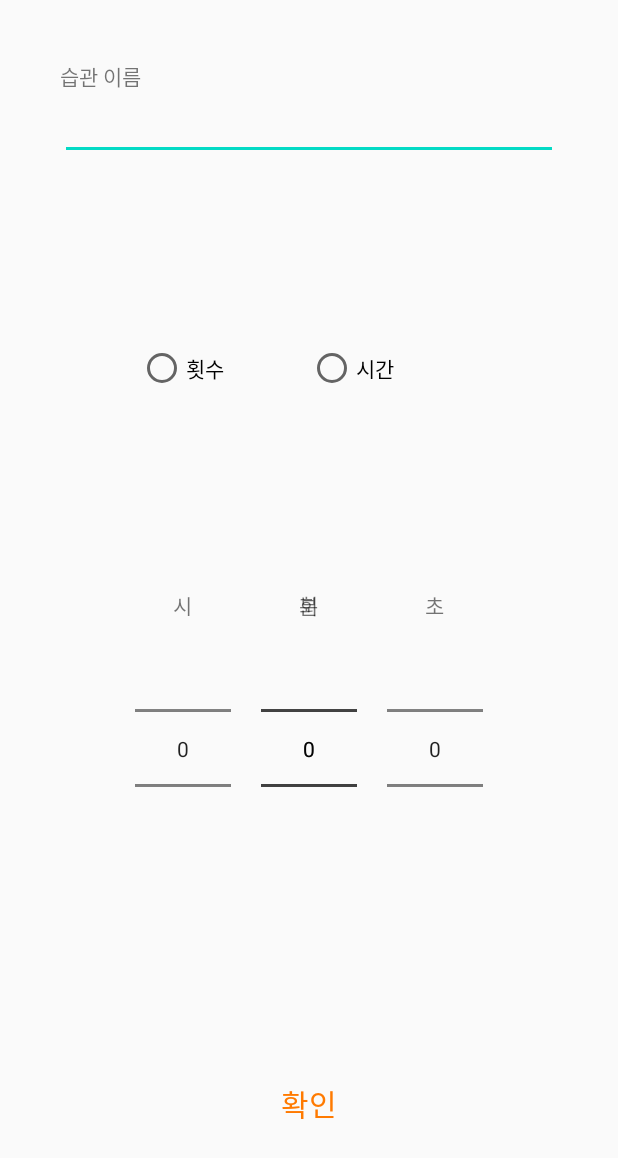
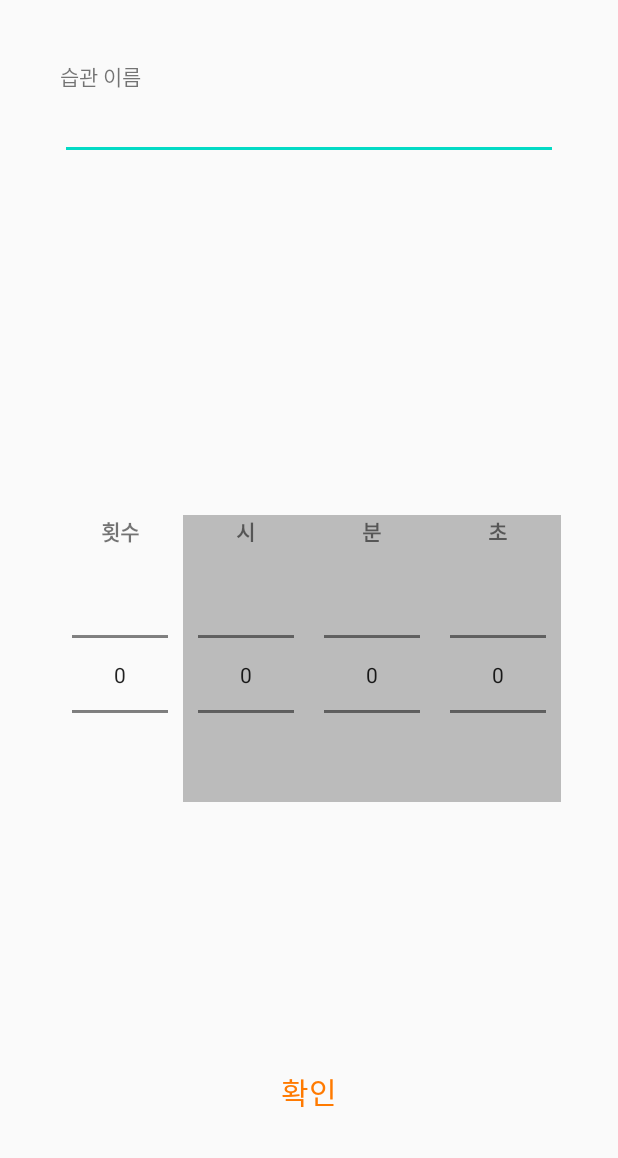
Before and after one commit to keonoh-Jeon/koko_plan, an Android app: the layout add_habbit.xml on its own in the app's theme, with its tools: preview values and no code run, on a phone screen of 412 x 824 dp. Shown: the top 1158 px of the screen. Run offline under Robolectric (Android 15) with nearby library versions, the phone set to English and light mode, and no system bars.

```diff
--- a/app/src/main/AndroidManifest.xml
+++ b/app/src/main/AndroidManifest.xml
@@ -73,6 +73,7 @@
             tools:ignore="LockedOrientationActivity"/>
         <activity
             android:name="com.koko_plan.server.Ranking_list"
+            android:theme="@style/AppTheme.NoActionBar"
             android:screenOrientation="portrait"
             tools:ignore="LockedOrientationActivity" />
 
--- a/app/src/main/res/layout/add_habbit.xml
+++ b/app/src/main/res/layout/add_habbit.xml
@@ -31,83 +31,11 @@
 
         </LinearLayout>
 
-
-
-    <RadioGroup
-        android:id="@+id/rg_counter"
-        android:layout_width="match_parent"
-        android:layout_height="0dp"
-        android:layout_weight="1"
-        android:gravity="center"
-        android:layout_margin="5dp"
-        android:orientation="horizontal">
-
-        <LinearLayout
-            android:layout_width="0dp"
-            android:layout_weight="0.5"
-            android:layout_height="wrap_content"
-            tools:ignore="UselessLeaf" />
-
-
-        <RadioButton
-            android:id="@+id/rbtn_count"
-            android:text="횟수"
-            android:layout_width="0dp"
-            android:layout_weight="1"
-            android:layout_height="wrap_content"
-            tools:ignore="HardcodedText" />
-
-
-        <RadioButton
-            android:id="@+id/rbtn_time"
-            android:text="시간"
-            android:layout_width="0dp"
-            android:layout_weight="1"
-            android:layout_height="wrap_content"
-            tools:ignore="HardcodedText" />
-
-        <LinearLayout
-            android:layout_width="0dp"
-            android:layout_weight="0.5"
-            android:layout_height="wrap_content"
-            tools:ignore="UselessLeaf" />
-    </RadioGroup>
-
     <FrameLayout
         android:layout_width="match_parent"
         android:layout_height="0dp"
         android:gravity="center"
         android:layout_weight="4">
-
-        <LinearLayout
-            android:id="@+id/view_countinput"
-            android:layout_width="match_parent"
-            android:layout_height="match_parent"
-            android:gravity="center"
-            android:padding="5dp"
-            android:orientation="vertical">
-
-        <LinearLayout
-            android:layout_width="wrap_content"
-            android:layout_height="wrap_content"
-            android:orientation="vertical">
-
-            <TextView
-                android:layout_gravity="center"
-                android:layout_width="wrap_content"
-                android:layout_height="wrap_content"
-                android:text="회"
-                tools:ignore="HardcodedText" />
-
-            <NumberPicker
-                android:id="@+id/picker_count"
-                android:layout_width="wrap_content"
-                android:layout_height="150dp"
-                android:layout_margin="10dp"
-                >
-            </NumberPicker>
-        </LinearLayout>
-        </LinearLayout>
 
     <LinearLayout
         android:id="@+id/view_timeinput"
@@ -126,7 +54,35 @@
                 android:layout_gravity="center"
                 android:layout_width="wrap_content"
                 android:layout_height="wrap_content"
+                android:text="횟수"
+                android:textStyle="bold"
+                tools:ignore="HardcodedText" />
+
+            <NumberPicker
+                android:id="@+id/picker_count"
+                android:layout_width="wrap_content"
+                android:layout_height="150dp"
+                android:layout_margin="10dp"  >
+            </NumberPicker>
+
+        </LinearLayout>
+
+        <LinearLayout
+            android:layout_width="wrap_content"
+            android:layout_height="wrap_content"
+            android:background="#BBBBBB">
+
+            <LinearLayout
+                android:layout_width="wrap_content"
+                android:layout_height="wrap_content"
+                android:orientation="vertical">
+
+                <TextView
+                    android:layout_gravity="center"
+                    android:layout_width="wrap_content"
+                    android:layout_height="wrap_content"
                     android:text="시"
+                    android:textStyle="bold"
                     tools:ignore="HardcodedText" />
 
                 <NumberPicker
@@ -148,6 +104,7 @@
                     android:layout_width="wrap_content"
                     android:layout_height="wrap_content"
                     android:text="분"
+                    android:textStyle="bold"
                     tools:ignore="HardcodedText" />
 
                 <NumberPicker
@@ -169,6 +126,7 @@
                     android:layout_width="wrap_content"
                     android:layout_height="wrap_content"
                     android:text="초"
+                    android:textStyle="bold"
                     tools:ignore="HardcodedText" />
 
                 <NumberPicker
@@ -180,6 +138,9 @@
                 </NumberPicker>
 
             </LinearLayout>
+        </LinearLayout>
+
+
 
 
     </LinearLayout>
--- a/app/src/main/res/values/styles.xml
+++ b/app/src/main/res/values/styles.xml
@@ -9,8 +9,16 @@
 
     <style name="AppTheme.AppBarOverlay"
         parent="ThemeOverlay.AppCompat.Dark.ActionBar" />
-    <style name="AppTheme.PopupOverlay" parent="ThemeOverlay.AppCompat.Light">
+    <style name="AppTheme.PopupOverlay"
+        parent="ThemeOverlay.AppCompat.Light">
         <item name="windowNoTitle">true</item>
     </style>
 
+    <style name="AppTheme.NoActionBar">
+        <item name="windowActionBar">false</item>
+        <item name="windowNoTitle">true</item>
+    </style>
+
+
+
 </resources>
```
Also changed, not shown: app/src/main/java/com/koko_plan/main/EditHabbit.java (+1 -24 lines), app/src/main/java/com/koko_plan/main/MainActivity.java (+21 -30 lines), app/src/main/java/com/koko_plan/main/RecyclerAdapter.java (+5 -5 lines), app/src/main/java/com/koko_plan/server/Ranking_Adapter.java (+45 -16 lines), app/src/main/java/com/koko_plan/server/Ranking_Item.java (+17 -21 lines), app/src/main/java/com/koko_plan/server/Ranking_list.java (+15 -14 lines), app/src/main/res/layout/activity_ranking_item.xml (+13 -13 lines). Lines whose indentation alone changed are shown as unchanged.
